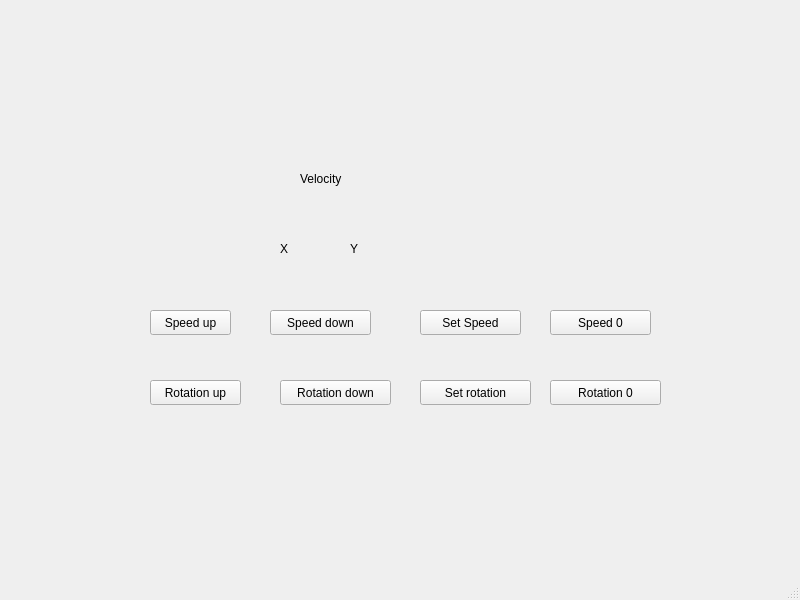
Old version of the form turtlebot_test/src/turtle_bot/src/my_ui.ui in the repository JuFengWu/ros_handout.
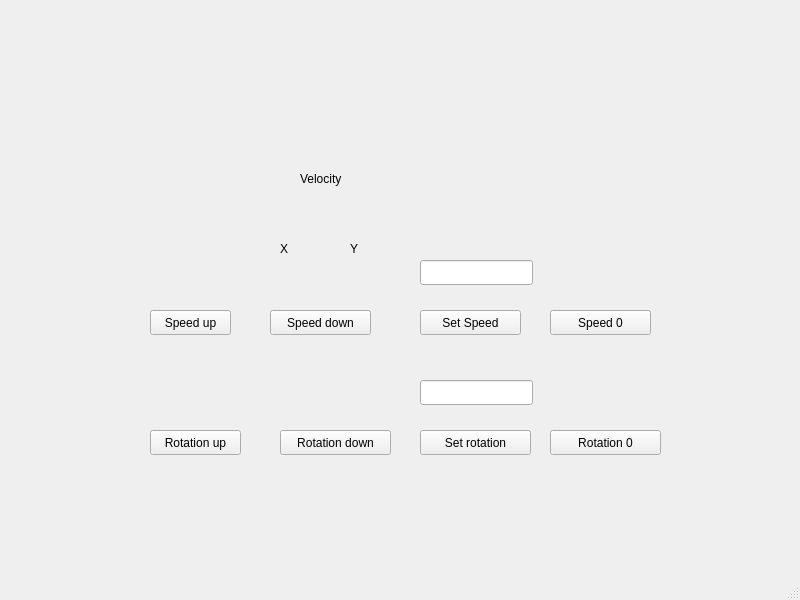
New version of the form.

The edit to the form file:
```diff
--- a/turtlebot_test/src/turtle_bot/src/my_ui.ui
+++ b/turtlebot_test/src/turtle_bot/src/my_ui.ui
@@ -109,7 +109,7 @@
     <property name="geometry">
      <rect>
       <x>150</x>
-      <y>380</y>
+      <y>430</y>
       <width>91</width>
       <height>25</height>
      </rect>
@@ -122,7 +122,7 @@
     <property name="geometry">
      <rect>
       <x>280</x>
-      <y>380</y>
+      <y>430</y>
       <width>111</width>
       <height>25</height>
      </rect>
@@ -135,7 +135,7 @@
     <property name="geometry">
      <rect>
       <x>420</x>
-      <y>380</y>
+      <y>430</y>
       <width>111</width>
       <height>25</height>
      </rect>
@@ -148,7 +148,7 @@
     <property name="geometry">
      <rect>
       <x>550</x>
-      <y>380</y>
+      <y>430</y>
       <width>111</width>
       <height>25</height>
      </rect>
@@ -157,6 +157,26 @@
      <string>Rotation 0</string>
     </property>
    </widget>
+   <widget class="QLineEdit" name="lineEdit">
+    <property name="geometry">
+     <rect>
+      <x>420</x>
+      <y>260</y>
+      <width>113</width>
+      <height>25</height>
+     </rect>
+    </property>
+   </widget>
+   <widget class="QLineEdit" name="lineEdit_2">
+    <property name="geometry">
+     <rect>
+      <x>420</x>
+      <y>380</y>
+      <width>113</width>
+      <height>25</height>
+     </rect>
+    </property>
+   </widget>
   </widget>
   <widget class="QMenuBar" name="menubar">
    <property name="geometry">
```
